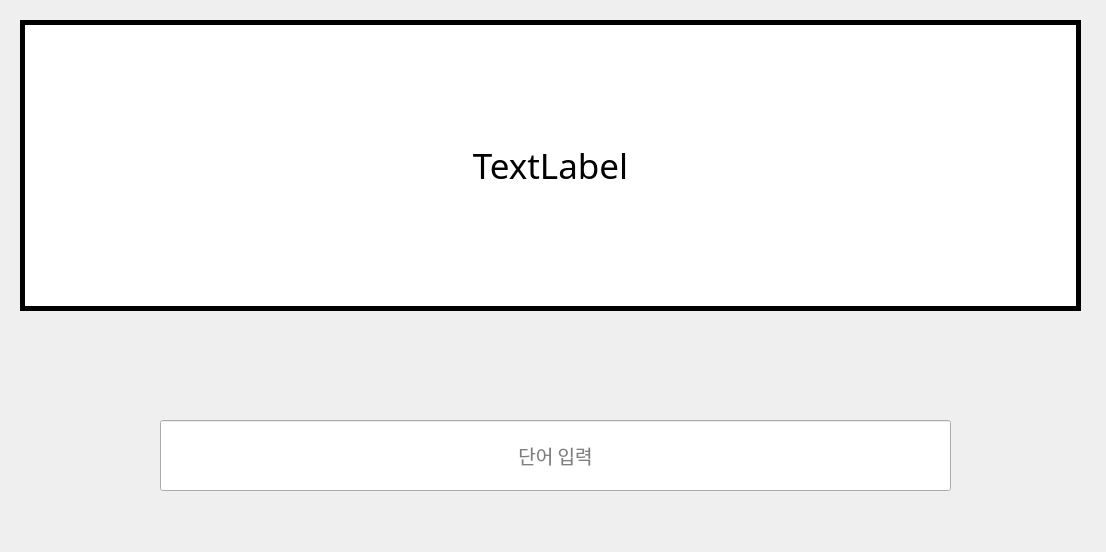
Qt form DailyWindow.ui (KangInPark/VocaTester) before a commit.
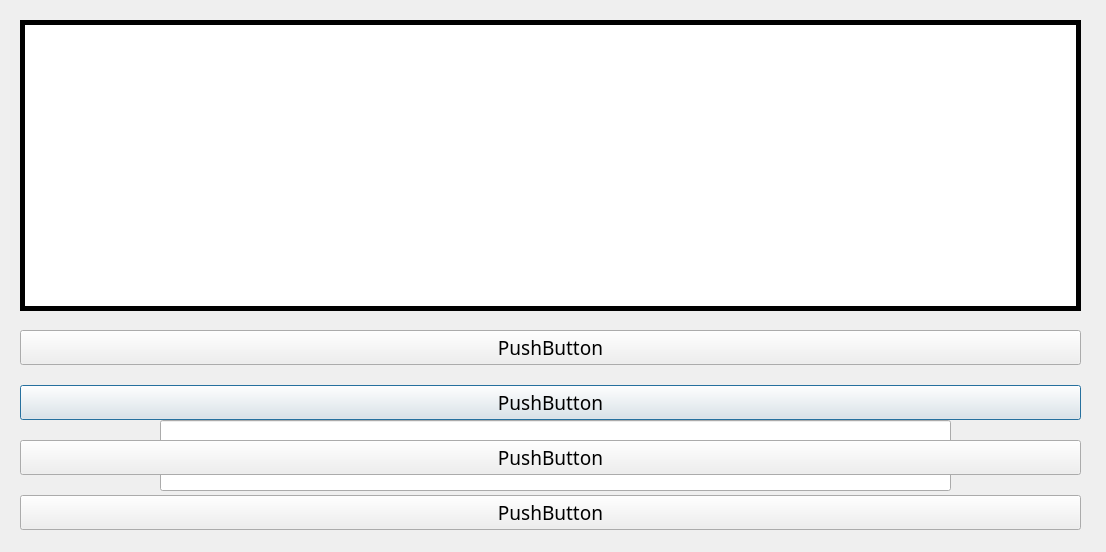
The same form after that commit.

Commit message: 기능추가: 일일 단어의 두 가지 문제 유형 구현

What changed in the file:
```diff
--- a/DailyWindow.ui
+++ b/DailyWindow.ui
@@ -39,7 +39,7 @@
 border-width: 5px;</string>
    </property>
    <property name="text">
-    <string>TextLabel</string>
+    <string/>
    </property>
    <property name="scaledContents">
     <bool>false</bool>
@@ -52,6 +52,9 @@
    </property>
   </widget>
   <widget class="QLineEdit" name="lineEdit">
+   <property name="enabled">
+    <bool>true</bool>
+   </property>
    <property name="geometry">
     <rect>
      <x>160</x>
@@ -90,6 +93,76 @@
     <bool>true</bool>
    </property>
   </widget>
+  <widget class="QWidget" name="gridLayoutWidget">
+   <property name="geometry">
+    <rect>
+     <x>20</x>
+     <y>320</y>
+     <width>1061</width>
+     <height>221</height>
+    </rect>
+   </property>
+   <layout class="QGridLayout" name="l1" rowstretch="0,0,0,0">
+    <property name="horizontalSpacing">
+     <number>7</number>
+    </property>
+    <property name="verticalSpacing">
+     <number>10</number>
+    </property>
+    <item row="1" column="0">
+     <widget class="QPushButton" name="btn3">
+      <property name="font">
+       <font>
+        <family>맑은 고딕</family>
+        <pointsize>14</pointsize>
+       </font>
+      </property>
+      <property name="text">
+       <string>PushButton</string>
+      </property>
+     </widget>
+    </item>
+    <item row="3" column="0">
+     <widget class="QPushButton" name="btn2">
+      <property name="font">
+       <font>
+        <family>맑은 고딕</family>
+        <pointsize>14</pointsize>
+       </font>
+      </property>
+      <property name="text">
+       <string>PushButton</string>
+      </property>
+     </widget>
+    </item>
+    <item row="0" column="0">
+     <widget class="QPushButton" name="btn1">
+      <property name="font">
+       <font>
+        <family>맑은 고딕</family>
+        <pointsize>14</pointsize>
+       </font>
+      </property>
+      <property name="text">
+       <string>PushButton</string>
+      </property>
+     </widget>
+    </item>
+    <item row="2" column="0">
+     <widget class="QPushButton" name="btn4">
+      <property name="font">
+       <font>
+        <family>맑은 고딕</family>
+        <pointsize>14</pointsize>
+       </font>
+      </property>
+      <property name="text">
+       <string>PushButton</string>
+      </property>
+     </widget>
+    </item>
+   </layout>
+  </widget>
  </widget>
  <resources/>
  <connections/>
```
Left out of the diff: 2 changed lines with no effect on the pictures. The commit also changes 1 other file.
